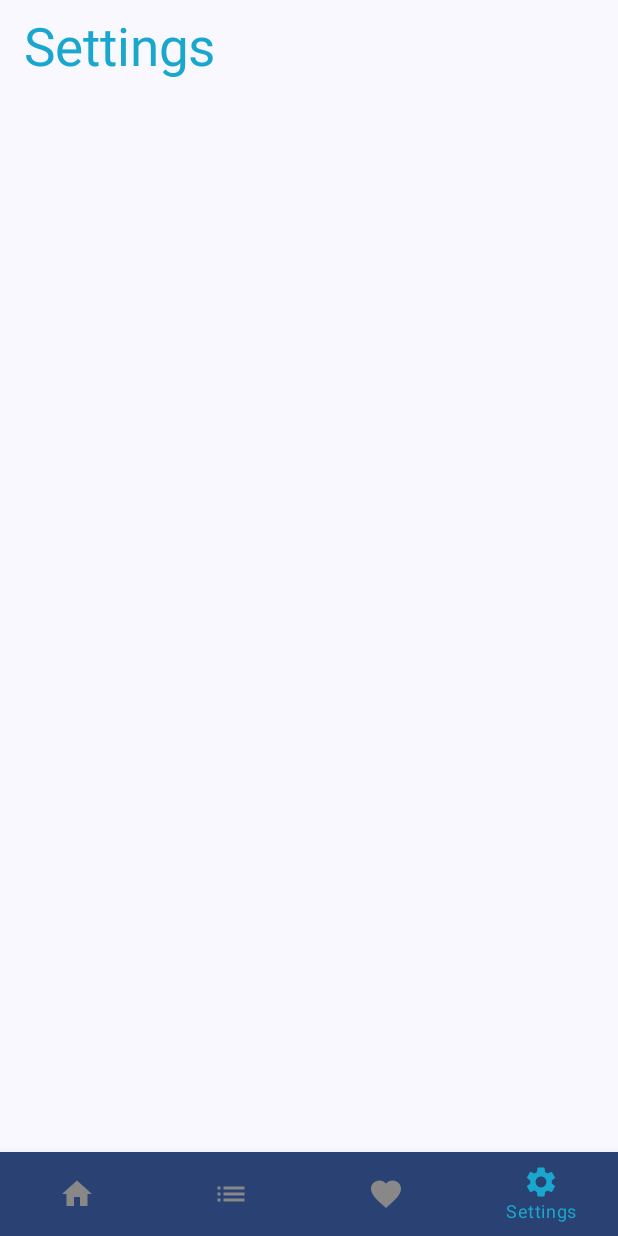
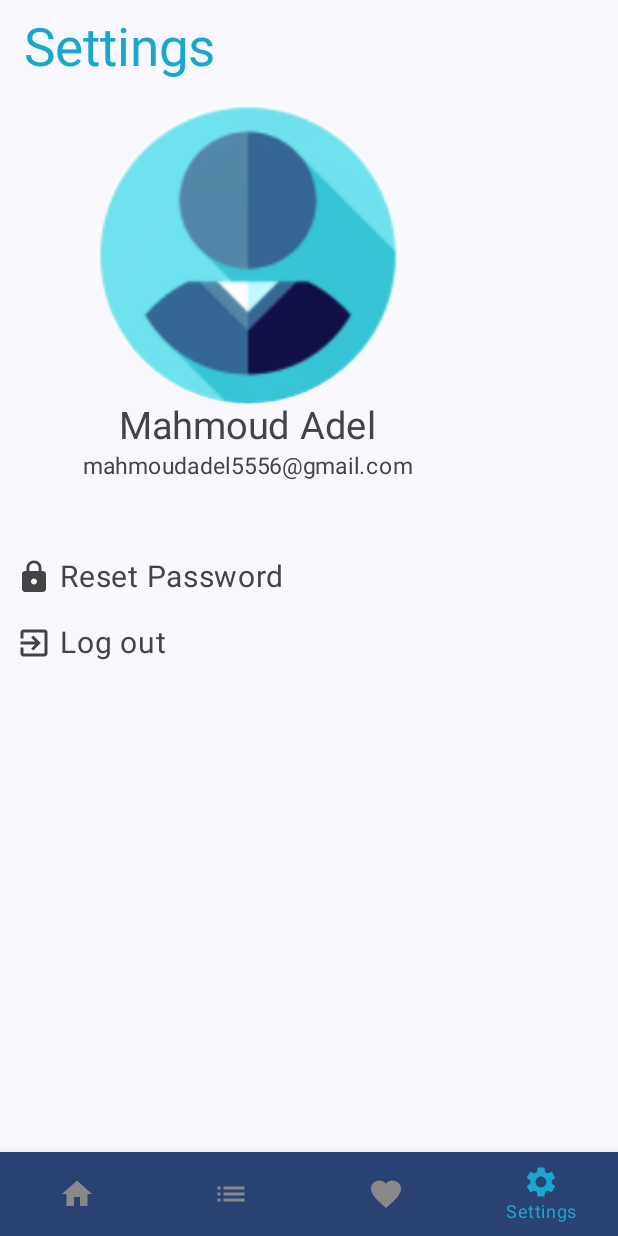
Before and after one commit to Mahmoudadel17/TODO_APP, an Android app built with Jetpack Compose: the composable HomeScreen shown on its own in the app's theme, item 4 of the bottom bar chosen, on a phone screen of 412 x 824 dp. Run offline under Robolectric (Android 15) with nearby library versions, the phone set to English and light mode, and no system bars; our stand-ins replace Room's generated code.

Commit message:
add settings Screen

```diff
--- a/app/src/main/java/com/example/todo/commonComponents/AppNavigation.kt
+++ b/app/src/main/java/com/example/todo/commonComponents/AppNavigation.kt
@@ -14,7 +14,7 @@ import com.example.todo.home.HomeScreen
 import com.example.todo.home.navigationScreens.AllTasksScreen
 import com.example.todo.home.navigationScreens.FavoriteScreen
 import com.example.todo.home.navigationScreens.NavigationScreens
-import com.example.todo.home.navigationScreens.SettingsScreens
+import com.example.todo.home.navigationScreens.SettingsScreen
 import com.example.todo.home.navigationScreens.ToDayTasksScreen
 import com.example.todo.taskPreview.TasksScreenViewModel
 
@@ -78,7 +78,7 @@ fun BottomNav(
             AllTasksScreen(bottomNavController,viewModel)
         }
         composable(route = NavigationScreens.Settings.route){
-            SettingsScreens(bottomNavController)
+            SettingsScreen(bottomNavController)
         }
         composable(route = NavigationScreens.Favorite.route){
             FavoriteScreen(bottomNavController,viewModel)
--- a/app/src/main/java/com/example/todo/enterySplash/SplashActivity.kt
+++ b/app/src/main/java/com/example/todo/enterySplash/SplashActivity.kt
@@ -19,7 +19,10 @@ import androidx.compose.ui.Alignment
 import androidx.compose.ui.Modifier
 import androidx.compose.ui.graphics.Color
 import androidx.compose.ui.res.stringResource
+import androidx.compose.ui.tooling.preview.Preview
+import androidx.compose.ui.unit.TextUnit
 import androidx.compose.ui.unit.dp
+import androidx.compose.ui.unit.em
 import androidx.compose.ui.unit.sp
 import com.example.todo.auth.MainActivity
 import com.example.todo.R
@@ -69,7 +72,7 @@ class SplashActivity : ComponentActivity() {
 
 }
 
-
+@Preview(showSystemUi = true, showBackground = true)
 @Composable
 fun SplashScreen() {
 
@@ -86,7 +89,8 @@ fun SplashScreen() {
         Text(
             text = stringResource(id = R.string.splash_text),
             fontSize = 16.sp,
-            color = TextSplash
+            color = TextSplash,
+            letterSpacing = 0.2.em
         )
         LottieAnimationShow(R.raw.loading,200,250)
 
--- a/app/src/main/java/com/example/todo/home/navigationScreens/AllTasks.kt
+++ b/app/src/main/java/com/example/todo/home/navigationScreens/AllTasks.kt
@@ -13,6 +13,8 @@ import androidx.compose.runtime.getValue
 import androidx.compose.ui.Modifier
 import androidx.compose.ui.unit.dp
 import androidx.navigation.NavHostController
+import com.example.todo.R
+import com.example.todo.taskPreview.NoTasks
 import com.example.todo.taskPreview.TaskItem
 import com.example.todo.taskPreview.TasksScreenViewModel
 
@@ -23,6 +25,7 @@ fun AllTasksScreen(navController: NavHostController, viewModel: TasksScreenViewM
     val change by viewModel.isChange.collectAsState()
     val showDialog by viewModel.showDialog.collectAsState()
 
+    if (tasks.isNotEmpty()){
         if (change || change.not()) {
 
             Column {
@@ -75,5 +78,15 @@ fun AllTasksScreen(navController: NavHostController, viewModel: TasksScreenViewM
 
             }
         }
+    }else{
+        NoTasks(
+            R.drawable.alltasks,
+            " no to day tasks",
+            "No Tasks Found here",
+            "Here is where you can find all tasks that are scheduled."
+        )
+    }
+
+
 
 }
--- a/app/src/main/java/com/example/todo/home/navigationScreens/Favorite.kt
+++ b/app/src/main/java/com/example/todo/home/navigationScreens/Favorite.kt
@@ -13,6 +13,8 @@ import androidx.compose.runtime.getValue
 import androidx.compose.ui.Modifier
 import androidx.compose.ui.unit.dp
 import androidx.navigation.NavHostController
+import com.example.todo.R
+import com.example.todo.taskPreview.NoTasks
 import com.example.todo.taskPreview.TaskItem
 import com.example.todo.taskPreview.TasksScreenViewModel
 
@@ -21,9 +23,10 @@ fun FavoriteScreen(navController: NavHostController, viewModel: TasksScreenViewM
     val change by viewModel.isChange.collectAsState()
     val tasks by viewModel.tasks.collectAsState()
     val showDialog by viewModel.showDialog.collectAsState()
+
+    if (tasks.filter { task -> task.isFavorite}.isNotEmpty()){
+
         if (change || change.not()) {
-
-
             Column {
 
                 LazyColumn {
@@ -75,4 +78,13 @@ fun FavoriteScreen(navController: NavHostController, viewModel: TasksScreenViewM
             }
         }
 
+    }else{
+        NoTasks(
+            R.drawable.favoritetasks,
+            " no to day tasks",
+            "No Tasks Found here",
+            "Here is where you can find any tasks that you may have saved previously."
+        )
     }
+
+}
--- a/app/src/main/java/com/example/todo/home/navigationScreens/Settings.kt
+++ b/app/src/main/java/com/example/todo/home/navigationScreens/Settings.kt
@@ -1,10 +1,100 @@
 package com.example.todo.home.navigationScreens
 
+import androidx.compose.foundation.Image
+import androidx.compose.foundation.clickable
+import androidx.compose.foundation.layout.Arrangement
+import androidx.compose.foundation.layout.Column
+import androidx.compose.foundation.layout.Row
+import androidx.compose.foundation.layout.Spacer
+import androidx.compose.foundation.layout.padding
+import androidx.compose.foundation.layout.size
+import androidx.compose.foundation.layout.width
+import androidx.compose.foundation.shape.CircleShape
+import androidx.compose.material.icons.Icons
+import androidx.compose.material.icons.filled.ExitToApp
+import androidx.compose.material.icons.filled.Lock
+import androidx.compose.material3.Icon
+import androidx.compose.material3.Text
 import androidx.compose.runtime.Composable
+import androidx.compose.ui.Alignment
+import androidx.compose.ui.Modifier
+import androidx.compose.ui.draw.clip
+import androidx.compose.ui.graphics.Color
+import androidx.compose.ui.layout.ContentScale
+import androidx.compose.ui.res.painterResource
+import androidx.compose.ui.unit.dp
+import androidx.compose.ui.unit.sp
 import androidx.navigation.NavHostController
+import com.example.todo.R
 
 
 @Composable
-fun SettingsScreens(bottomNavController: NavHostController) {
+fun SettingsScreen(bottomNavController: NavHostController) {
+    Column(modifier = Modifier.padding(5.dp)) {
+        Column(
+            horizontalAlignment = Alignment.CenterHorizontally,
+            modifier = Modifier.padding(start = 50.dp)
+        ){
+            Image(
+                painter =
+                painterResource(id = R.drawable.avatar1),
+                contentDescription = "avatar",
+                contentScale = ContentScale.Crop,
+                modifier = Modifier
+                    .size(200.dp)
+                    .clip(CircleShape)
 
+            )
+            Text(
+                text = "Mahmoud Adel",
+                fontSize = 25.sp,
+                color = Color.DarkGray
+            )
+            Text(
+                text = "mahmoudadel5556@gmail.com",
+                fontSize = 15.sp,
+                color = Color.DarkGray,
+            )
+
+        }
+        Row(
+            verticalAlignment = Alignment.CenterVertically,
+            horizontalArrangement = Arrangement.Center,
+            modifier = Modifier
+                .padding(top = 50.dp, start = 5.dp)
+                .clickable {
+
+                }
+        ) {
+            Icon(
+                imageVector = Icons.Default.Lock ,
+                contentDescription = "Reset Password",
+                tint = Color.DarkGray
+            )
+            Spacer(modifier = Modifier.width(5.dp))
+            Text(
+                text="Reset Password",
+                fontSize = 20.sp,
+                color = Color.DarkGray,)
+        }
+        Row(
+            verticalAlignment = Alignment.CenterVertically,
+            horizontalArrangement = Arrangement.Center,
+            modifier = Modifier
+                .padding(top = 20.dp, start = 5.dp)
+                .clickable {
+
+                }
+        ){
+            Icon(
+                imageVector = Icons.Default.ExitToApp,
+                contentDescription = "Log out",
+                tint = Color.DarkGray
+            )
+            Spacer(modifier = Modifier.width(5.dp))
+            Text(
+                text="Log out", fontSize = 20.sp,
+                color = Color.DarkGray,)
+        }
+    }
 }
--- /dev/null
+++ b/app/src/main/java/com/example/todo/home/navigationScreens/SettingsViewModel.kt
@@ -0,0 +1,7 @@
+package com.example.todo.home.navigationScreens
+
+import androidx.lifecycle.ViewModel
+
+class SettingsViewModel :ViewModel() {
+
+}
--- a/app/src/main/java/com/example/todo/home/navigationScreens/ToDay.kt
+++ b/app/src/main/java/com/example/todo/home/navigationScreens/ToDay.kt
@@ -1,20 +1,34 @@
 package com.example.todo.home.navigationScreens
 
 
+import androidx.compose.foundation.Image
+import androidx.compose.foundation.layout.Arrangement
 import androidx.compose.foundation.layout.Column
+import androidx.compose.foundation.layout.Row
+import androidx.compose.foundation.layout.fillMaxSize
 import androidx.compose.foundation.layout.fillMaxWidth
 import androidx.compose.foundation.layout.padding
 import androidx.compose.foundation.lazy.LazyColumn
 import androidx.compose.foundation.lazy.items
 import androidx.compose.material3.Divider
 import androidx.compose.material3.MaterialTheme
+import androidx.compose.material3.Text
 import androidx.compose.runtime.Composable
 import androidx.compose.runtime.collectAsState
 import androidx.compose.runtime.getValue
+import androidx.compose.ui.Alignment
 import androidx.compose.ui.Modifier
+import androidx.compose.ui.graphics.vector.ImageVector
+import androidx.compose.ui.res.painterResource
+import androidx.compose.ui.text.style.TextAlign
+import androidx.compose.ui.text.style.TextDecoration
+import androidx.compose.ui.tooling.preview.Preview
 import androidx.compose.ui.unit.dp
+import androidx.compose.ui.unit.sp
 import androidx.navigation.NavHostController
+import com.example.todo.R
 import com.example.todo.model.task.Task
+import com.example.todo.taskPreview.NoTasks
 import com.example.todo.taskPreview.TaskItem
 import com.example.todo.taskPreview.TasksScreenViewModel
 import java.time.LocalDateTime
@@ -26,12 +40,24 @@ fun ToDayTasksScreen(navController: NavHostController, viewModel: TasksScreenVie
     val change by viewModel.isChange.collectAsState()
     val showDialog by viewModel.showDialog.collectAsState()
 
+    if (tasks.filter {task -> viewModel.filterToDay(task) }.isNotEmpty() ){
 
         if (change || change.not()) {
             Column {
 
                 LazyColumn {
-                items(tasks.filter { task -> !task.isComplete && filterToDay(task) }) {
+                    item{
+
+                        Text(
+                            text = viewModel.formatDate(),
+                            fontSize = 20.sp,
+                            color = MaterialTheme.colorScheme.primary,
+                            modifier = Modifier.padding(start = 5.dp)
+
+                        )
+                    }
+
+                    items(tasks.filter { task -> !task.isComplete && viewModel.filterToDay(task) }) {
                         TaskItem(
                             task = it,
                             showDialog=showDialog,
@@ -59,9 +85,12 @@ fun ToDayTasksScreen(navController: NavHostController, viewModel: TasksScreenVie
                             // navigate to task view screen
                         }
                     }
+
+
+
                     item {
-                    if (tasks.filter {task -> task.isComplete && filterToDay(task) }.isNotEmpty()
-                        && tasks.filter {task -> !task.isComplete && filterToDay(task) }.isNotEmpty()){
+                        if (tasks.filter {task -> task.isComplete && viewModel.filterToDay(task) }.isNotEmpty()
+                            && tasks.filter {task -> !task.isComplete && viewModel.filterToDay(task) }.isNotEmpty()){
                             Divider(
                                 modifier = Modifier
                                     .padding(horizontal = 5.dp)
@@ -71,7 +100,10 @@ fun ToDayTasksScreen(navController: NavHostController, viewModel: TasksScreenVie
                             )
                         }
                     }
-                items(tasks.filter { task -> task.isComplete && filterToDay(task) }) {
+
+
+
+                    items(tasks.filter { task -> task.isComplete && viewModel.filterToDay(task) }) {
                         TaskItem(
                             task = it,
                             showDialog=showDialog,
@@ -100,17 +132,23 @@ fun ToDayTasksScreen(navController: NavHostController, viewModel: TasksScreenVie
                         }
                     }
 
+
+
+
+
                 }
 
 
             }
         }
     }
+    else{
+        NoTasks(
+            R.drawable.todaytasks,
+            " no to day tasks",
+            "No Tasks Found To Day",
+            "Here is where you can find all tasks that are scheduled for today."
+        )
+    }
 
-
-fun filterToDay(task: Task):Boolean{
-    val currentDateTime = LocalDateTime.now()
-    return task.dueDate.year == currentDateTime.year
-            &&task.dueDate.monthValue-1 == currentDateTime.monthValue-1
-            &&task.dueDate.dayOfMonth == currentDateTime.dayOfMonth
 }
--- a/app/src/main/java/com/example/todo/taskPreview/TaskCard.kt
+++ b/app/src/main/java/com/example/todo/taskPreview/TaskCard.kt
@@ -2,6 +2,7 @@ package com.example.todo.taskPreview
 
 
 import androidx.compose.foundation.Canvas
+import androidx.compose.foundation.Image
 import androidx.compose.foundation.clickable
 import androidx.compose.foundation.layout.*
 import androidx.compose.material.icons.Icons
@@ -28,10 +29,12 @@ import androidx.compose.ui.graphics.drawscope.clipPath
 import androidx.compose.ui.graphics.toArgb
 import androidx.compose.ui.platform.LocalContext
 import androidx.compose.ui.res.painterResource
+import androidx.compose.ui.text.style.TextAlign
 import androidx.compose.ui.text.style.TextDecoration
 import androidx.compose.ui.text.style.TextOverflow
 import androidx.compose.ui.unit.Dp
 import androidx.compose.ui.unit.dp
+import androidx.compose.ui.unit.sp
 import androidx.core.graphics.ColorUtils
 import com.example.todo.model.task.Task
 import com.example.todo.ui.theme.taskColor
@@ -202,3 +205,38 @@ fun TaskItem(
     }
 
 }
+
+
+
+@Composable
+fun NoTasks(
+    image: Int ,
+    imageContentDescription:String ,
+    textTitle:String ,
+    textContent:String
+) {
+    Column(
+        horizontalAlignment = Alignment.CenterHorizontally,
+        verticalArrangement = Arrangement.Center,
+        modifier = Modifier
+            .padding(5.dp)
+            .fillMaxSize()
+    )
+    {
+        Image(
+            painter = painterResource(id =image),
+            contentDescription = imageContentDescription)
+        Text(text = textTitle, fontSize = 25.sp,color = Color.Gray)
+        Row(
+            modifier = Modifier
+                .padding(horizontal = 60.dp)
+        ){
+            Text(
+                text = textContent,
+                fontSize = 15.sp,
+                textAlign = TextAlign.Justify,
+            )
+        }
+
+    }
+}
--- a/app/src/main/java/com/example/todo/taskPreview/TasksScreenViewModel.kt
+++ b/app/src/main/java/com/example/todo/taskPreview/TasksScreenViewModel.kt
@@ -85,7 +85,12 @@ class TasksScreenViewModel :ViewModel(){
     }
 
 
-
+    fun filterToDay(task: Task):Boolean{
+        val currentDateTime = LocalDateTime.now()
+        return task.dueDate.year == currentDateTime.year
+                &&task.dueDate.monthValue-1 == currentDateTime.monthValue-1
+                &&task.dueDate.dayOfMonth == currentDateTime.dayOfMonth
+    }
 
     fun formatDate(): String {
         val date = LocalDate.now()
```
Also changed, not shown: app/src/main/res/drawable/avatar1.png (added), app/src/main/res/drawable/avatar2.png (added), app/src/main/res/drawable/avatar3.png (added), app/src/main/res/drawable/avatar5.png (added). Lines whose indentation alone changed are shown as unchanged.
